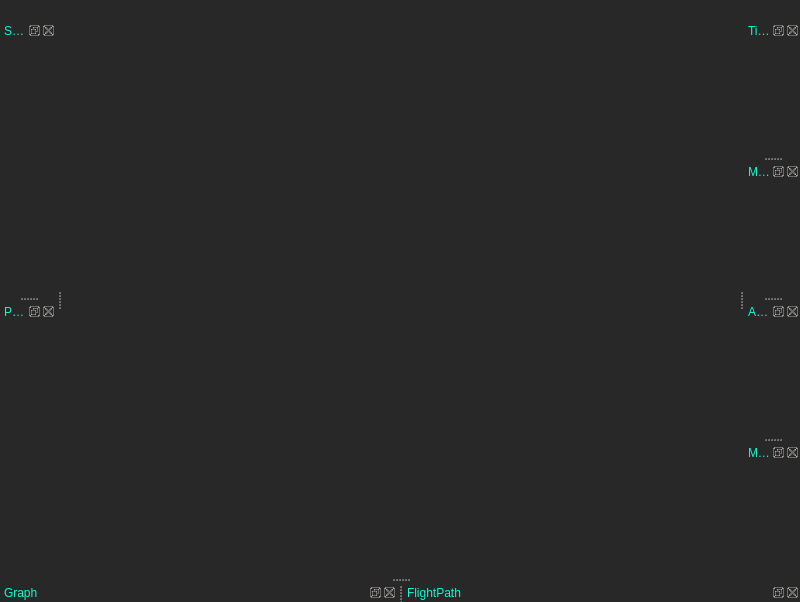
Above: GS/GUI/maindockwindow.ui from UCI-UAVForge/GroundStation before the change. Below: the same form after it.
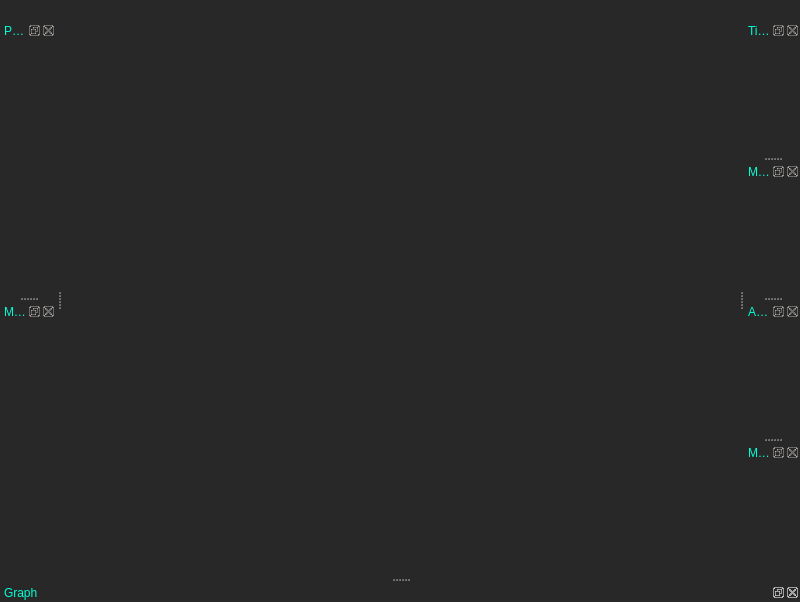
That is the form after the change. Custom widgets are drawn as their Qt base class.

Commit message: login widget, reorganized mapping, uav button

```diff
--- a/GS/GUI/maindockwindow.ui
+++ b/GS/GUI/maindockwindow.ui
@@ -14,7 +14,11 @@
    <string>MainWindow</string>
   </property>
   <property name="styleSheet">
-   <string notr="true">QDockWidget {
+   <string notr="true">QPushButton {
+	padding:4px;
+}
+
+QDockWidget {
 	color:rgb(0, 255, 213);
 	background-color:rgba(40,40,40, 90);
 	border:10px;
@@ -36,6 +40,7 @@
 	padding:2px;
 	border-radius:1px;
 	border: 0px solid;
+	font: bold
 }
 QToolButton:checked {
 	color:white;
@@ -55,7 +60,22 @@
   <property name="dockNestingEnabled">
    <bool>false</bool>
   </property>
-  <widget class="QWidget" name="centralwidget"/>
+  <widget class="MapWidget" name="mapWidget">
+   <widget class="QDockWidget" name="FlightPathDock">
+    <property name="geometry">
+     <rect>
+      <x>401</x>
+      <y>567</y>
+      <width>399</width>
+      <height>35</height>
+     </rect>
+    </property>
+    <property name="windowTitle">
+     <string>FlightPath</string>
+    </property>
+    <widget class="FlightPathWidget" name="flightPathWidget"/>
+   </widget>
+  </widget>
   <widget class="QMenuBar" name="menubar">
    <property name="geometry">
     <rect>
@@ -81,15 +101,6 @@
    </attribute>
    <widget class="Timer" name="timerWidget"/>
   </widget>
-  <widget class="QDockWidget" name="statusDock">
-   <property name="windowTitle">
-    <string>Status</string>
-   </property>
-   <attribute name="dockWidgetArea">
-    <number>1</number>
-   </attribute>
-   <widget class="StatusWidget" name="statusWidget"/>
-  </widget>
   <widget class="QDockWidget" name="movementDock">
    <property name="windowTitle">
     <string>Movement</string>
@@ -125,7 +136,7 @@
   </widget>
   <widget class="QDockWidget" name="graphDock">
    <property name="enabled">
-    <bool>true</bool>
+    <bool>false</bool>
    </property>
    <property name="windowTitle">
     <string>Graph</string>
@@ -161,12 +172,12 @@
     <bool>false</bool>
    </attribute>
   </widget>
-  <widget class="QDockWidget" name="FlightPathDock">
+  <widget class="QDockWidget" name="missionDock">
    <property name="windowTitle">
-    <string>FlightPath</string>
+    <string>Missions</string>
    </property>
    <attribute name="dockWidgetArea">
-    <number>8</number>
+    <number>1</number>
    </attribute>
    <widget class="FlightPathWidget" name="flightPathWidget"/>
   </widget>
@@ -180,12 +191,6 @@
   <zorder>FlightPathDock</zorder>
  </widget>
  <customwidgets>
-  <customwidget>
-   <class>StatusWidget</class>
-   <extends>QWidget</extends>
-   <header>statuswidget.h</header>
-   <container>1</container>
-  </customwidget>
   <customwidget>
    <class>ActionWidget</class>
    <extends>QWidget</extends>
@@ -225,7 +230,19 @@
   <customwidget>
    <class>FlightPathWidget</class>
    <extends>QWidget</extends>
-   <header location="global">flightpathwidget.h</header>
+   <header>flightpathwidget.h</header>
+   <container>1</container>
+  </customwidget>
+  <customwidget>
+   <class>MapWidget</class>
+   <extends>QWidget</extends>
+   <header>mapwidget.h</header>
+   <container>1</container>
+  </customwidget>
+  <customwidget>
+   <class>MissionWidget</class>
+   <extends>QWidget</extends>
+   <header>missionwidget.h</header>
    <container>1</container>
   </customwidget>
  </customwidgets>
```
Left out of the diff: 19 changed lines with no effect on the pictures. The commit also changes 46 other files.
